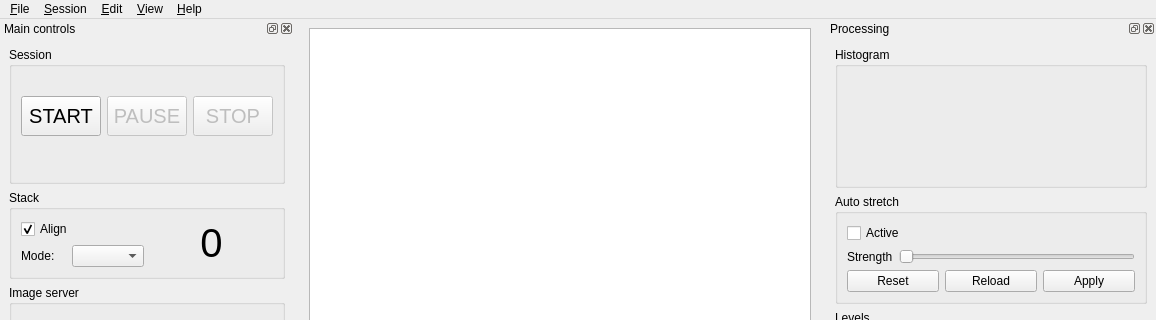
The window that src/als/ui/als_ui.ui (gehelem/als) describes before a commit, drawn with Qt 5; both pictures show x 0 to 1156 and y 0 to 320 of the 1156 by 989 pixel window.
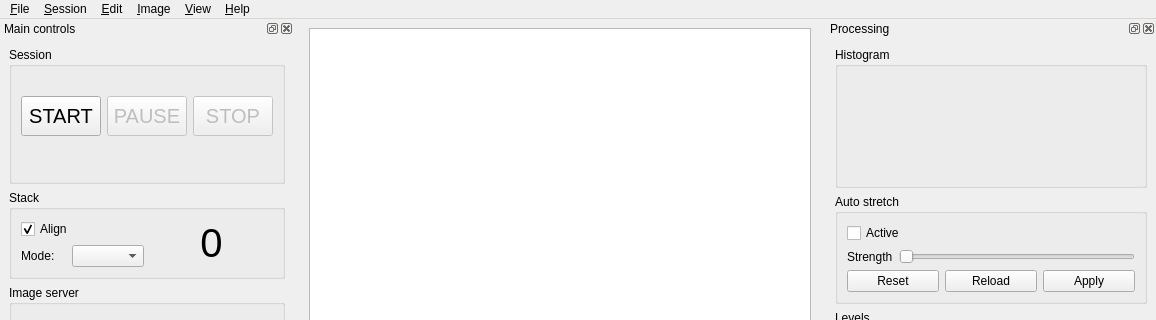
The same window after the commit. Custom widgets are drawn as their Qt base class.

Commit message:
add keyboard shortcuts for image zoom operations
Closes #171

What changed in the file:
```diff
--- a/src/als/ui/als_ui.ui
+++ b/src/als/ui/als_ui.ui
@@ -76,9 +76,21 @@
     </property>
     <addaction name="action_ack_issues"/>
    </widget>
+   <widget class="QMenu" name="menu_Image">
+    <property name="title">
+     <string>&amp;Image</string>
+    </property>
+    <addaction name="action_image_only"/>
+    <addaction name="separator"/>
+    <addaction name="action_zoom_in"/>
+    <addaction name="action_zoom_out"/>
+    <addaction name="separator"/>
+    <addaction name="action_adjust_image"/>
+   </widget>
    <addaction name="menu_File"/>
    <addaction name="menuSession"/>
    <addaction name="menu_Edit"/>
+   <addaction name="menu_Image"/>
    <addaction name="menuView"/>
    <addaction name="menu_Help"/>
   </widget>
```
Left out of the diff: 27 changed lines with no effect on the pictures. The commit also changes 4 other files.
